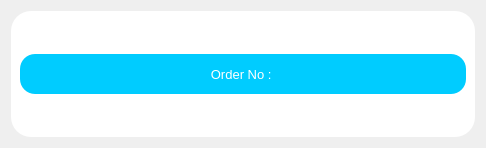
Anmol-A-jain/Dyner, file menu/order/customWidget/orderdatawidget.ui: the form before one commit.
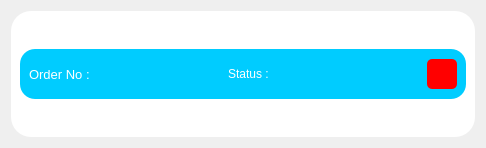
The form after the commit.

Diff of the .ui file:
```diff
--- a/menu/order/customWidget/orderdatawidget.ui
+++ b/menu/order/customWidget/orderdatawidget.ui
@@ -26,10 +26,16 @@
      <layout class="QVBoxLayout" name="verticalLayout_3">
       <item>
        <widget class="QWidget" name="header" native="true">
+        <property name="minimumSize">
+         <size>
+          <width>0</width>
+          <height>50</height>
+         </size>
+        </property>
         <property name="maximumSize">
          <size>
           <width>16777215</width>
-          <height>40</height>
+          <height>50</height>
          </size>
         </property>
         <property name="styleSheet">
@@ -58,7 +64,38 @@
             <string>Order No : </string>
            </property>
            <property name="alignment">
-            <set>Qt::AlignCenter</set>
+            <set>Qt::AlignLeading|Qt::AlignLeft|Qt::AlignVCenter</set>
+           </property>
+          </widget>
+         </item>
+         <item>
+          <widget class="QLabel" name="lblStatus">
+           <property name="text">
+            <string>Status : </string>
+           </property>
+          </widget>
+         </item>
+         <item>
+          <widget class="QPushButton" name="btnDelete">
+           <property name="minimumSize">
+            <size>
+             <width>30</width>
+             <height>30</height>
+            </size>
+           </property>
+           <property name="maximumSize">
+            <size>
+             <width>30</width>
+             <height>30</height>
+            </size>
+           </property>
+           <property name="styleSheet">
+            <string notr="true">color:white;
+background-color: red;
+border-radius:5px;</string>
+           </property>
+           <property name="text">
+            <string/>
            </property>
           </widget>
          </item>
```
